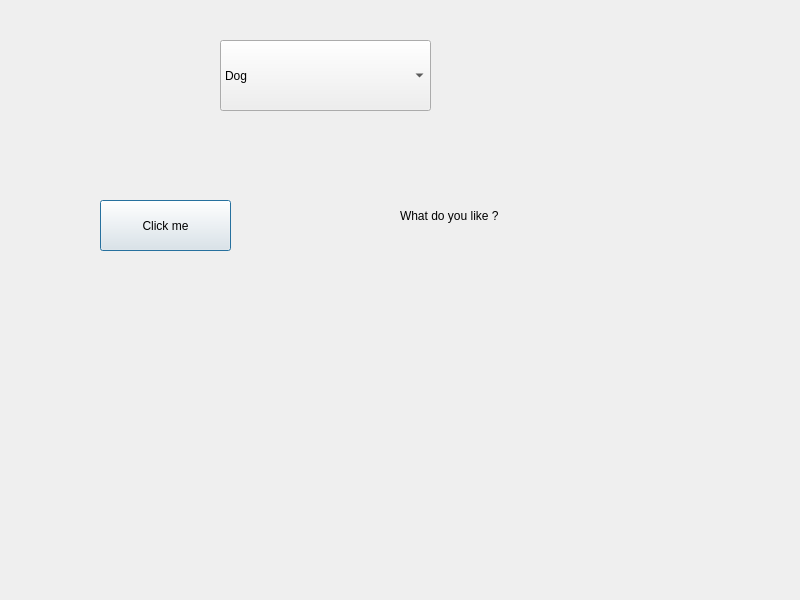
Above: Qt/dialog.ui from vophungquang/Qt before the change. Below: the same form after it.
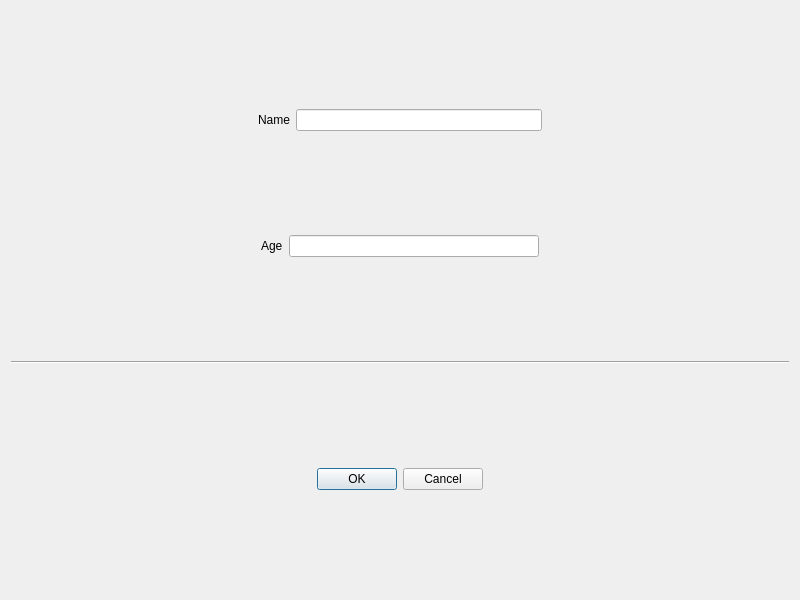
That is the form after the change.

Commit message: use Layout,Spacer,Line

Diff of the .ui file:
```diff
--- a/Qt/dialog.ui
+++ b/Qt/dialog.ui
@@ -13,57 +13,139 @@
   <property name="windowTitle">
    <string>Dialog</string>
   </property>
-  <widget class="QLabel" name="label">
-   <property name="geometry">
-    <rect>
-     <x>400</x>
-     <y>190</y>
-     <width>241</width>
-     <height>51</height>
-    </rect>
-   </property>
-   <property name="text">
-    <string>What do you like ?</string>
-   </property>
-  </widget>
-  <widget class="QPushButton" name="pushButton">
-   <property name="geometry">
-    <rect>
-     <x>100</x>
-     <y>200</y>
-     <width>131</width>
-     <height>51</height>
-    </rect>
-   </property>
-   <property name="text">
-    <string>Click me</string>
-   </property>
-  </widget>
-  <widget class="QComboBox" name="comboBox">
-   <property name="geometry">
-    <rect>
-     <x>220</x>
-     <y>40</y>
-     <width>211</width>
-     <height>71</height>
-    </rect>
-   </property>
+  <layout class="QVBoxLayout" name="verticalLayout">
    <item>
-    <property name="text">
-     <string>Dog</string>
-    </property>
+    <layout class="QHBoxLayout" name="horizontalLayout">
+     <item>
+      <spacer name="horizontalSpacer">
+       <property name="orientation">
+        <enum>Qt::Horizontal</enum>
+       </property>
+       <property name="sizeHint" stdset="0">
+        <size>
+         <width>40</width>
+         <height>20</height>
+        </size>
+       </property>
+      </spacer>
+     </item>
+     <item>
+      <widget class="QLabel" name="label">
+       <property name="text">
+        <string>Name</string>
+       </property>
+      </widget>
+     </item>
+     <item>
+      <widget class="QLineEdit" name="lineEdit"/>
+     </item>
+     <item>
+      <spacer name="horizontalSpacer_2">
+       <property name="orientation">
+        <enum>Qt::Horizontal</enum>
+       </property>
+       <property name="sizeHint" stdset="0">
+        <size>
+         <width>40</width>
+         <height>20</height>
+        </size>
+       </property>
+      </spacer>
+     </item>
+    </layout>
    </item>
    <item>
-    <property name="text">
-     <string>Cat</string>
-    </property>
+    <layout class="QHBoxLayout" name="horizontalLayout_2">
+     <item>
+      <spacer name="horizontalSpacer_3">
+       <property name="orientation">
+        <enum>Qt::Horizontal</enum>
+       </property>
+       <property name="sizeHint" stdset="0">
+        <size>
+         <width>40</width>
+         <height>20</height>
+        </size>
+       </property>
+      </spacer>
+     </item>
+     <item>
+      <widget class="QLabel" name="label_2">
+       <property name="text">
+        <string>Age</string>
+       </property>
+      </widget>
+     </item>
+     <item>
+      <widget class="QLineEdit" name="lineEdit_2"/>
+     </item>
+     <item>
+      <spacer name="horizontalSpacer_4">
+       <property name="orientation">
+        <enum>Qt::Horizontal</enum>
+       </property>
+       <property name="sizeHint" stdset="0">
+        <size>
+         <width>40</width>
+         <height>20</height>
+        </size>
+       </property>
+      </spacer>
+     </item>
+    </layout>
    </item>
    <item>
-    <property name="text">
-     <string>Hamster</string>
-    </property>
+    <widget class="Line" name="line">
+     <property name="orientation">
+      <enum>Qt::Horizontal</enum>
+     </property>
+    </widget>
    </item>
-  </widget>
+   <item>
+    <layout class="QHBoxLayout" name="horizontalLayout_3">
+     <item>
+      <spacer name="horizontalSpacer_5">
+       <property name="orientation">
+        <enum>Qt::Horizontal</enum>
+       </property>
+       <property name="sizeHint" stdset="0">
+        <size>
+         <width>40</width>
+         <height>20</height>
+        </size>
+       </property>
+      </spacer>
+     </item>
+     <item>
+      <widget class="QPushButton" name="pushButton">
+       <property name="text">
+        <string>OK</string>
+       </property>
+      </widget>
+     </item>
+     <item>
+      <widget class="QPushButton" name="pushButton_2">
+       <property name="text">
+        <string>Cancel</string>
+       </property>
+      </widget>
+     </item>
+     <item>
+      <spacer name="horizontalSpacer_6">
+       <property name="orientation">
+        <enum>Qt::Horizontal</enum>
+       </property>
+       <property name="sizeHint" stdset="0">
+        <size>
+         <width>40</width>
+         <height>20</height>
+        </size>
+       </property>
+      </spacer>
+     </item>
+    </layout>
+   </item>
+  </layout>
  </widget>
  <resources/>
  <connections/>
```
The commit also changes 1 other file.
